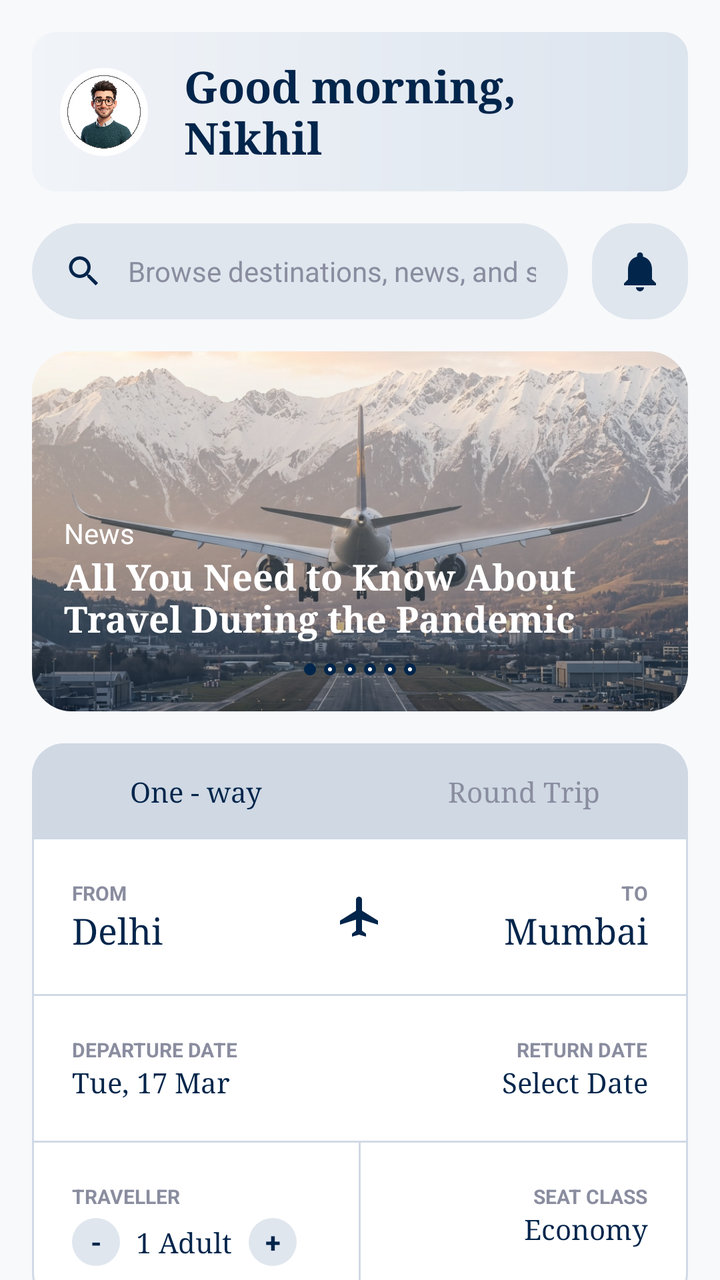
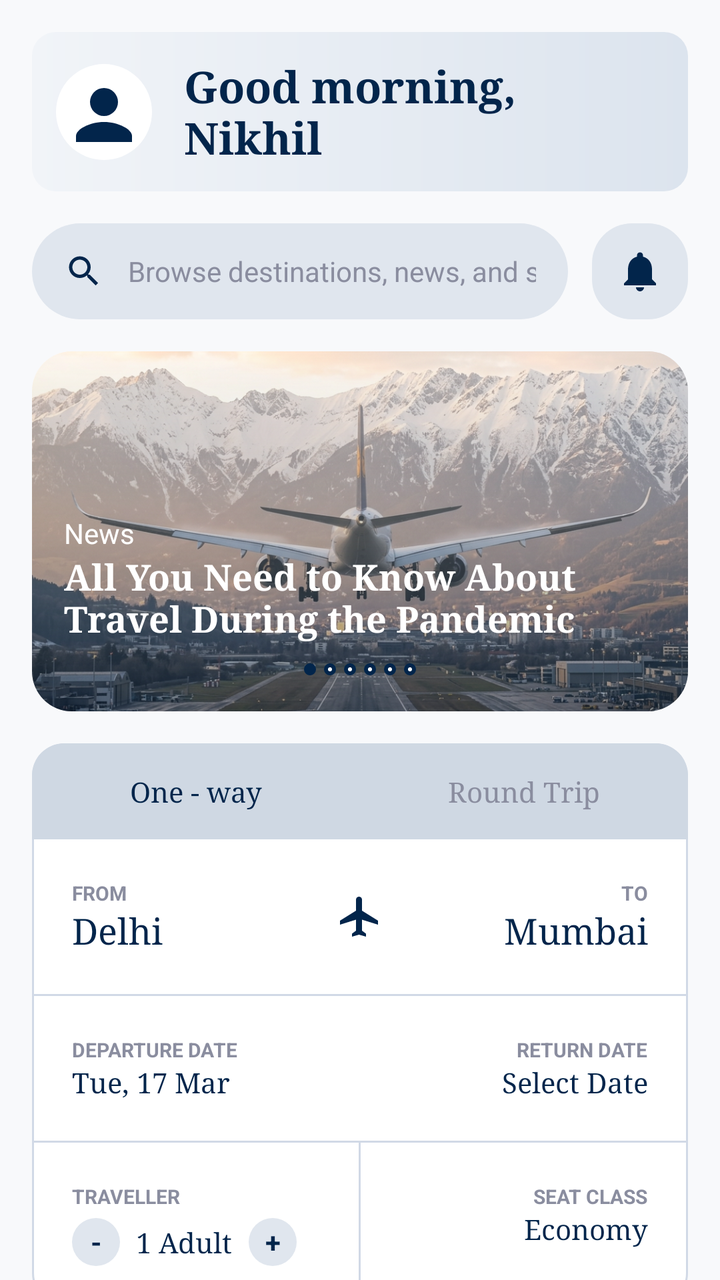

The first picture is an Android layout as it rendered before a commit; the second is the same layout after the commit. The layout source and the unified diff follow.
<!-- AndroidManifest.xml: application theme Theme.Skyport -->
<!-- res/layout/fragment_home.xml -->
<?xml version="1.0" encoding="utf-8"?>
<androidx.core.widget.NestedScrollView xmlns:android="http://schemas.android.com/apk/res/android"
    xmlns:app="http://schemas.android.com/apk/res-auto"
    android:layout_width="match_parent"
    android:layout_height="match_parent"
    android:background="@color/background_light">

    <androidx.constraintlayout.widget.ConstraintLayout
        android:layout_width="match_parent"
        android:layout_height="wrap_content"
        android:padding="16dp">

        
        <androidx.constraintlayout.widget.ConstraintLayout
            android:id="@+id/cardGreeting"
            android:layout_width="match_parent"
            android:layout_height="wrap_content"
            android:background="@drawable/bg_greeting_card"
            android:padding="12dp"
            app:layout_constraintTop_toTopOf="parent">

            <com.google.android.material.imageview.ShapeableImageView
                android:id="@+id/ivAvatar"
                android:layout_width="48dp"
                android:layout_height="48dp"
                android:padding="2dp"
                android:src="@drawable/ic_avatar"
                app:layout_constraintBottom_toBottomOf="parent"
                app:layout_constraintStart_toStartOf="parent"
                app:layout_constraintTop_toTopOf="parent"
                app:shapeAppearanceOverlay="@style/CircleImage" />

            <TextView
                android:id="@+id/tvGreeting"
                android:layout_width="0dp"
                android:layout_height="wrap_content"
                android:layout_marginStart="16dp"
                android:fontFamily="serif"
                android:text="Good morning, Nikhil"
                android:textColor="#02254B"
                android:textSize="22sp"
                android:textStyle="bold"
                app:layout_constraintBottom_toBottomOf="parent"
                app:layout_constraintEnd_toEndOf="parent"
                app:layout_constraintStart_toEndOf="@+id/ivAvatar"
                app:layout_constraintTop_toTopOf="parent" />

        </androidx.constraintlayout.widget.ConstraintLayout>

        
        <LinearLayout
            android:id="@+id/layoutSearch"
            android:layout_width="match_parent"
            android:layout_height="wrap_content"
            android:layout_marginTop="16dp"
            android:gravity="center_vertical"
            android:orientation="horizontal"
            app:layout_constraintTop_toBottomOf="@+id/cardGreeting">

            <LinearLayout
                android:layout_width="0dp"
                android:layout_height="48dp"
                android:layout_weight="1"
                android:background="@drawable/bg_search_bar"
                android:gravity="center_vertical"
                android:orientation="horizontal"
                android:paddingStart="16dp"
                android:paddingEnd="16dp">

                <ImageView
                    android:layout_width="20dp"
                    android:layout_height="20dp"
                    android:src="@drawable/ic_search" />

                <EditText
                    android:layout_width="match_parent"
                    android:layout_height="match_parent"
                    android:layout_marginStart="12dp"
                    android:background="@android:color/transparent"
                    android:hint="Browse destinations, news, and shops"
                    android:imeOptions="actionSearch"
                    android:inputType="text"
                    android:textColor="#02254B"
                    android:textColorHint="#8A8D9F"
                    android:textSize="14sp" />

            </LinearLayout>

            <ImageView
                android:id="@+id/ivNotification"
                android:layout_width="48dp"
                android:layout_height="48dp"
                android:layout_marginStart="12dp"
                android:background="@drawable/bg_round_icon"
                android:padding="12dp"
                android:src="@drawable/ic_notification" />

        </LinearLayout>

        
        <androidx.cardview.widget.CardView
            android:id="@+id/cardBanner"
            android:layout_width="match_parent"
            android:layout_height="180dp"
            android:layout_marginTop="16dp"
            app:cardCornerRadius="20dp"
            app:cardElevation="0dp"
            app:layout_constraintTop_toBottomOf="@+id/layoutSearch">

            <FrameLayout
                android:layout_width="match_parent"
                android:layout_height="match_parent">

                <ImageView
                    android:layout_width="match_parent"
                    android:layout_height="match_parent"
                    android:scaleType="centerCrop"
                    android:src="@drawable/bg_travel_banner" />

                <View
                    android:layout_width="match_parent"
                    android:layout_height="match_parent"
                    android:background="@drawable/bg_splash_gradient"
                    android:alpha="0.4" />

                <LinearLayout
                    android:layout_width="match_parent"
                    android:layout_height="wrap_content"
                    android:layout_gravity="bottom"
                    android:orientation="vertical"
                    android:padding="16dp">

                    <TextView
                        android:layout_width="wrap_content"
                        android:layout_height="wrap_content"
                        android:text="News"
                        android:textColor="#FFFFFF"
                        android:textSize="14sp" />

                    <TextView
                        android:layout_width="match_parent"
                        android:layout_height="wrap_content"
                        android:fontFamily="serif"
                        android:text="All You Need to Know About Travel During the Pandemic"
                        android:textColor="#FFFFFF"
                        android:textSize="18sp"
                        android:textStyle="bold" />

                    
                    <LinearLayout
                        android:layout_width="wrap_content"
                        android:layout_height="wrap_content"
                        android:layout_gravity="center"
                        android:layout_marginTop="8dp"
                        android:orientation="horizontal">

                        <View android:layout_width="6dp" android:layout_height="6dp" android:layout_margin="2dp" android:background="@drawable/ic_step_active" />
                        <View android:layout_width="6dp" android:layout_height="6dp" android:layout_margin="2dp" android:background="@drawable/ic_step_inactive" />
                        <View android:layout_width="6dp" android:layout_height="6dp" android:layout_margin="2dp" android:background="@drawable/ic_step_inactive" />
                        <View android:layout_width="6dp" android:layout_height="6dp" android:layout_margin="2dp" android:background="@drawable/ic_step_inactive" />
                        <View android:layout_width="6dp" android:layout_height="6dp" android:layout_margin="2dp" android:background="@drawable/ic_step_inactive" />
                        <View android:layout_width="6dp" android:layout_height="6dp" android:layout_margin="2dp" android:background="@drawable/ic_step_inactive" />

                    </LinearLayout>

                </LinearLayout>

            </FrameLayout>

        </androidx.cardview.widget.CardView>

        
        <androidx.constraintlayout.widget.ConstraintLayout
            android:id="@+id/cardBooking"
            android:layout_width="match_parent"
            android:layout_height="wrap_content"
            android:layout_marginTop="16dp"
            android:background="@drawable/bg_booking_card_main"
            app:layout_constraintTop_toBottomOf="@+id/cardBanner">

            
            <LinearLayout
                android:id="@+id/layoutTabs"
                android:layout_width="match_parent"
                android:layout_height="48dp"
                android:background="@drawable/bg_booking_card_top"
                android:orientation="horizontal"
                app:layout_constraintTop_toTopOf="parent">

                <TextView
                    android:layout_width="0dp"
                    android:layout_height="match_parent"
                    android:layout_weight="1"
                    android:fontFamily="serif"
                    android:gravity="center"
                    android:text="One - way"
                    android:textColor="#02254B"
                    android:textSize="14sp" />

                <TextView
                    android:layout_width="0dp"
                    android:layout_height="match_parent"
                    android:layout_weight="1"
                    android:fontFamily="serif"
                    android:gravity="center"
                    android:text="Round Trip"
                    android:textColor="#8A8D9F"
                    android:textSize="14sp" />

            </LinearLayout>

            
            <LinearLayout
                android:id="@+id/layoutFromTo"
                android:layout_width="match_parent"
                android:layout_height="wrap_content"
                android:orientation="horizontal"
                android:padding="20dp"
                app:layout_constraintTop_toBottomOf="@+id/layoutTabs">

                <LinearLayout
                    android:id="@+id/llFrom"
                    android:layout_width="0dp"
                    android:layout_height="wrap_content"
                    android:layout_weight="1"
                    android:orientation="vertical">

                    <TextView
                        android:layout_width="wrap_content"
                        android:layout_height="wrap_content"
                        android:text="FROM"
                        android:textColor="#8A8D9F"
                        android:textSize="10sp"
                        android:textStyle="bold" />

                    <TextView
                        android:id="@+id/tvFromCity"
                        android:layout_width="wrap_content"
                        android:layout_height="wrap_content"
                        android:fontFamily="serif"
                        android:text="Delhi"
                        android:textColor="#02254B"
                        android:textSize="18sp" />

                </LinearLayout>

                <ImageView
                    android:layout_width="24dp"
                    android:layout_height="24dp"
                    android:layout_gravity="center"
                    android:src="@drawable/ic_plane"
                    app:tint="#02254B" />

                <LinearLayout
                    android:id="@+id/llTo"
                    android:layout_width="0dp"
                    android:layout_height="wrap_content"
                    android:layout_weight="1"
                    android:gravity="end"
                    android:orientation="vertical">

                    <TextView
                        android:layout_width="wrap_content"
                        android:layout_height="wrap_content"
                        android:text="TO"
                        android:textColor="#8A8D9F"
                        android:textSize="10sp"
                        android:textStyle="bold" />

                    <TextView
                        android:id="@+id/tvToCity"
                        android:layout_width="wrap_content"
                        android:layout_height="wrap_content"
                        android:fontFamily="serif"
                        android:text="Mumbai"
                        android:textColor="#02254B"
                        android:textSize="18sp" />

                </LinearLayout>

            </LinearLayout>

            <View
                android:id="@+id/line1"
                android:layout_width="match_parent"
                android:layout_height="1dp"
                android:background="#D1D9E6"
                app:layout_constraintTop_toBottomOf="@+id/layoutFromTo" />

            
            <LinearLayout
                android:id="@+id/layoutDates"
                android:layout_width="match_parent"
                android:layout_height="wrap_content"
                android:orientation="horizontal"
                android:padding="20dp"
                app:layout_constraintTop_toBottomOf="@+id/line1">

                <LinearLayout
                    android:id="@+id/llDepartureDate"
                    android:layout_width="0dp"
                    android:layout_height="wrap_content"
                    android:layout_weight="1"
                    android:orientation="vertical">

                    <TextView
                        android:layout_width="wrap_content"
                        android:layout_height="wrap_content"
                        android:text="DEPARTURE DATE"
                        android:textColor="#8A8D9F"
                        android:textSize="10sp"
                        android:textStyle="bold" />

                    <TextView
                        android:id="@+id/tvDepartureDate"
                        android:layout_width="wrap_content"
                        android:layout_height="wrap_content"
                        android:fontFamily="serif"
                        android:text="Tue, 17 Mar"
                        android:textColor="#02254B"
                        android:textSize="14sp" />

                </LinearLayout>

                <LinearLayout
                    android:id="@+id/llReturnDate"
                    android:layout_width="0dp"
                    android:layout_height="wrap_content"
                    android:layout_weight="1"
                    android:gravity="end"
                    android:orientation="vertical">

                    <TextView
                        android:layout_width="wrap_content"
                        android:layout_height="wrap_content"
                        android:text="RETURN DATE"
                        android:textColor="#8A8D9F"
                        android:textSize="10sp"
                        android:textStyle="bold" />

                    <TextView
                        android:id="@+id/tvReturnDate"
                        android:layout_width="wrap_content"
                        android:layout_height="wrap_content"
                        android:fontFamily="serif"
                        android:text="Select Date"
                        android:textColor="#02254B"
                        android:textSize="14sp" />

                </LinearLayout>

            </LinearLayout>

            <View
                android:id="@+id/line2"
                android:layout_width="match_parent"
                android:layout_height="1dp"
                android:background="#D1D9E6"
                app:layout_constraintTop_toBottomOf="@+id/layoutDates" />

            
            <LinearLayout
                android:id="@+id/layoutDetails"
                android:layout_width="match_parent"
                android:layout_height="wrap_content"
                android:orientation="horizontal"
                app:layout_constraintTop_toBottomOf="@+id/line2">

                <LinearLayout
                    android:id="@+id/llTraveller"
                    android:layout_width="0dp"
                    android:layout_height="wrap_content"
                    android:layout_weight="1"
                    android:orientation="vertical"
                    android:padding="20dp">

                    <TextView
                        android:layout_width="wrap_content"
                        android:layout_height="wrap_content"
                        android:text="TRAVELLER"
                        android:textColor="#8A8D9F"
                        android:textSize="10sp"
                        android:textStyle="bold" />

                    <LinearLayout
                        android:layout_width="wrap_content"
                        android:layout_height="wrap_content"
                        android:orientation="horizontal"
                        android:gravity="center_vertical"
                        android:layout_marginTop="4dp">

                        <TextView
                            android:id="@+id/btnTravellerMinus"
                            android:layout_width="24dp"
                            android:layout_height="24dp"
                            android:background="@drawable/bg_round_icon"
                            android:gravity="center"
                            android:text="-"
                            android:textColor="#02254B"
                            android:textStyle="bold"
                            android:textSize="14sp" />

                        <TextView
                            android:id="@+id/tvTravellers"
                            android:layout_width="wrap_content"
                            android:layout_height="wrap_content"
                            android:layout_marginHorizontal="8dp"
                            android:fontFamily="serif"
                            android:text="1 Adult"
                            android:textColor="#02254B"
                            android:textSize="14sp" />

                        <TextView
                            android:id="@+id/btnTravellerPlus"
                            android:layout_width="24dp"
                            android:layout_height="24dp"
                            android:background="@drawable/bg_round_icon"
                            android:gravity="center"
                            android:text="+"
                            android:textColor="#02254B"
                            android:textStyle="bold"
                            android:textSize="14sp" />
                    </LinearLayout>

                </LinearLayout>

                <View
                    android:layout_width="1dp"
                    android:layout_height="match_parent"
                    android:background="#D1D9E6" />

                <LinearLayout
                    android:layout_width="0dp"
                    android:layout_height="wrap_content"
                    android:layout_weight="1"
                    android:gravity="end"
                    android:orientation="vertical"
                    android:padding="20dp">

                    <TextView
                        android:layout_width="wrap_content"
                        android:layout_height="wrap_content"
                        android:text="SEAT CLASS"
                        android:textColor="#8A8D9F"
                        android:textSize="10sp"
                        android:textStyle="bold" />

                    <TextView
                        android:layout_width="wrap_content"
                        android:layout_height="wrap_content"
                        android:fontFamily="serif"
                        android:text="Economy"
                        android:textColor="#02254B"
                        android:textSize="14sp" />

                </LinearLayout>

            </LinearLayout>

        </androidx.constraintlayout.widget.ConstraintLayout>

        
        <androidx.appcompat.widget.AppCompatButton
            android:id="@+id/btnFindFlights"
            android:layout_width="match_parent"
            android:layout_height="64dp"
            android:layout_marginTop="24dp"
            android:layout_marginBottom="24dp"
            android:background="@drawable/bg_button_signup"
            android:fontFamily="serif"
            android:text="Find Flights for Me"
            android:textAllCaps="false"
            android:textColor="#02254B"
            android:textSize="24sp"
            android:textStyle="bold"
            app:layout_constraintBottom_toBottomOf="parent"
            app:layout_constraintTop_toBottomOf="@+id/cardBooking" />

    </androidx.constraintlayout.widget.ConstraintLayout>
</androidx.core.widget.NestedScrollView>
<!-- resources referenced by this layout -->
<resources>
  <color name="background_light">#F8F9FB</color>
  <!-- drawable bg_booking_card_main (drawable) -->
  <?xml version="1.0" encoding="utf-8"?>
  <shape xmlns:android="http://schemas.android.com/apk/res/android">
      <solid android:color="#FFFFFF" />
      <corners android:radius="16dp" />
      <stroke android:width="1dp" android:color="#D1D9E6" />
  </shape>
  <!-- drawable bg_booking_card_top (drawable) -->
  <?xml version="1.0" encoding="utf-8"?>
  <shape xmlns:android="http://schemas.android.com/apk/res/android">
      <solid android:color="#CFD8E3" />
      <corners
          android:topLeftRadius="16dp"
          android:topRightRadius="16dp" />
  </shape>
  <!-- drawable bg_greeting_card (drawable) -->
  <?xml version="1.0" encoding="utf-8"?>
  <shape xmlns:android="http://schemas.android.com/apk/res/android">
      <gradient
          android:angle="0"
          android:endColor="#DCE4EE"
          android:startColor="#F1F4F8"
          android:type="linear" />
      <corners android:radius="12dp" />
  </shape>
  <!-- drawable bg_round_icon (drawable) -->
  <?xml version="1.0" encoding="utf-8"?>
  <shape xmlns:android="http://schemas.android.com/apk/res/android">
      <solid android:color="#E0E6EE" />
      <corners android:radius="20dp" />
  </shape>
  <!-- drawable bg_search_bar (drawable) -->
  <?xml version="1.0" encoding="utf-8"?>
  <shape xmlns:android="http://schemas.android.com/apk/res/android">
      <solid android:color="#E0E6EE" />
      <corners android:radius="25dp" />
  </shape>
  <!-- drawable bg_splash_gradient (drawable) -->
  <?xml version="1.0" encoding="utf-8"?>
  <shape xmlns:android="http://schemas.android.com/apk/res/android"
      android:shape="rectangle">
      <gradient
          android:angle="270"
          android:endColor="@color/skyport_bg_bottom"
          android:startColor="@color/skyport_bg_top"
          android:type="linear" />
  </shape>
  <!-- drawable ic_avatar: jpg bitmap (drawable, 397629 bytes) -->
  <!-- drawable ic_step_active (drawable) -->
  <?xml version="1.0" encoding="utf-8"?>
  <shape xmlns:android="http://schemas.android.com/apk/res/android"
      android:shape="oval">
      <solid android:color="@color/skyport_navy" />
      <size android:width="20dp" android:height="20dp" />
  </shape>
  <!-- drawable ic_step_inactive (drawable) -->
  <?xml version="1.0" encoding="utf-8"?>
  <shape xmlns:android="http://schemas.android.com/apk/res/android"
      android:shape="oval">
      <solid android:color="@color/white" />
      <stroke android:width="2dp" android:color="@color/skyport_navy" />
      <size android:width="20dp" android:height="20dp" />
  </shape>
  <style name="CircleImage" parent="">
          <item name="cornerSize">50%</item>
      </style>
  <style name="Theme.Skyport" parent="Theme.Material3.Light.NoActionBar">
          <item name="colorPrimary">@color/primary</item>
          <item name="android:windowBackground">@color/background_light</item>
          <item name="android:statusBarColor">@color/background_light</item>
          <item name="android:windowLightStatusBar">true</item>
      </style>
  <color name="skyport_button_bg">#D1D9E6</color>
  <color name="skyport_bg_bottom">#214061</color>
  <color name="skyport_bg_top">#FFFFFF</color>
  <color name="skyport_navy">#02254B</color>
  <color name="white">#FFFFFF</color>
  <color name="primary">#0055FF</color>
  <!-- unchanged entries left out for length: 5 -->
</resources>

<!-- the commit's change to res/layout/fragment_home.xml (unified diff, before → after) -->
@@ -19,16 +19,15 @@
             android:padding="12dp"
             app:layout_constraintTop_toTopOf="parent">
 
-            <com.google.android.material.imageview.ShapeableImageView
+            <ImageView
                 android:id="@+id/ivAvatar"
                 android:layout_width="48dp"
                 android:layout_height="48dp"
-                android:padding="2dp"
-                android:src="@drawable/ic_avatar"
+                android:src="@drawable/ic_user_default"
+                android:scaleType="centerCrop"
                 app:layout_constraintBottom_toBottomOf="parent"
                 app:layout_constraintStart_toStartOf="parent"
-                app:layout_constraintTop_toTopOf="parent"
-                app:shapeAppearanceOverlay="@style/CircleImage" />
+                app:layout_constraintTop_toTopOf="parent" />
 
             <TextView
                 android:id="@+id/tvGreeting"
<!-- resource entries referenced after the edit -->
@@ -48,7 +48,6 @@
           android:startColor="@color/skyport_bg_top"
           android:type="linear" />
   </shape>
-  <!-- drawable ic_avatar: jpg bitmap (drawable, 397629 bytes) -->
   <!-- drawable ic_step_active (drawable) -->
   <?xml version="1.0" encoding="utf-8"?>
   <shape xmlns:android="http://schemas.android.com/apk/res/android"
@@ -64,9 +63,25 @@
       <stroke android:width="2dp" android:color="@color/skyport_navy" />
       <size android:width="20dp" android:height="20dp" />
   </shape>
-  <style name="CircleImage" parent="">
-          <item name="cornerSize">50%</item>
-      </style>
+  <!-- drawable ic_user_default (drawable) -->
+  <vector xmlns:android="http://schemas.android.com/apk/res/android"
+      android:width="48dp"
+      android:height="48dp"
+      android:viewportWidth="24"
+      android:viewportHeight="24">
+      
+      <path
+          android:fillColor="#FFFFFF"
+          android:pathData="M12,0A12,12 0 1,0 12,24A12,12 0 0,0 12,0Z" />
+      
+      <path
+          android:fillColor="#02254B"
+          android:pathData="M12,6a3.5,3.5 0 1,0 0,7a3.5,3.5 0 0,0 0,-7z" />
+      
+      <path
+          android:fillColor="#02254B"
+          android:pathData="M12,14.5C8.5,14.5 5,16.3 5,18L5,19.5L19,19.5L19,18C19,16.3 15.5,14.5 12,14.5z" />
+  </vector>
   <style name="Theme.Skyport" parent="Theme.Material3.Light.NoActionBar">
           <item name="colorPrimary">@color/primary</item>
           <item name="android:windowBackground">@color/background_light</item>
